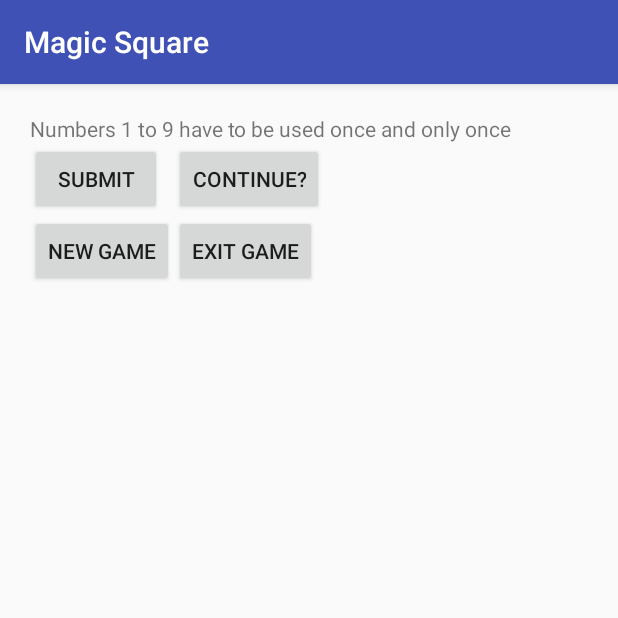
After one commit to mouhamadoulo/magic_square_APP, an Android app: the GameActivity screen opened directly, with no data from a screen before it, on a phone screen of 412 x 824 dp, the top half of it. The commit adds this screen. Run offline under Robolectric (Android 15) with nearby library versions, the phone set to English and light mode, and no system bars.

Commit message:
Ajout de la seconde Activité et de son layout

```diff
--- a/app/src/main/AndroidManifest.xml
+++ b/app/src/main/AndroidManifest.xml
@@ -16,6 +16,7 @@
                 <category android:name="android.intent.category.LAUNCHER" />
             </intent-filter>
         </activity>
+        <activity android:name=".GameActivity" android:label="Magic Square"></activity>
     </application>
 
 </manifest>
--- /dev/null
+++ b/app/src/main/java/com/example/ibrahim/game_app/GameActivity.java
@@ -0,0 +1,17 @@
+package com.example.ibrahim.game_app;
+
+import android.os.Bundle;
+import android.support.v7.app.AppCompatActivity;
+
+
+
+public class GameActivity extends AppCompatActivity {
+
+    @Override
+    protected void onCreate(Bundle savedInstanceState) {
+        super.onCreate(savedInstanceState);
+        setContentView(R.layout.activity_game);
+
+
+    }
+}
--- a/app/src/main/java/com/example/ibrahim/game_app/MainActivity.java
+++ b/app/src/main/java/com/example/ibrahim/game_app/MainActivity.java
@@ -1,13 +1,38 @@
 package com.example.ibrahim.game_app;
 
+import android.content.Intent;
 import android.support.v7.app.AppCompatActivity;
 import android.os.Bundle;
+import android.view.View;
+import android.widget.Button;
 
 public class MainActivity extends AppCompatActivity {
+
+    Button btn_start;
+    Button btn_exit;
 
     @Override
     protected void onCreate(Bundle savedInstanceState) {
         super.onCreate(savedInstanceState);
         setContentView(R.layout.activity_main);
+
+        //récupération des composants de notre GUI
+        btn_start = (Button) findViewById(R.id.btnSTART);
+        btn_exit = (Button) findViewById(R.id.btnEXIT);
+
+        //ajout d'événements sur nos composants
+        btn_start.setOnClickListener(new View.OnClickListener() {
+            @Override
+            public void onClick(View v) {
+                Intent myintent = new Intent(getApplicationContext(),GameActivity.class);
+                startActivity(myintent);
+            }
+        });
+        btn_exit.setOnClickListener(new View.OnClickListener() {
+            @Override
+            public void onClick(View v) {
+                finish();
+            }
+        });
     }
 }
--- /dev/null
+++ b/app/src/main/res/layout/activity_game.xml
@@ -0,0 +1,46 @@
+<?xml version="1.0" encoding="utf-8"?>
+<LinearLayout
+    xmlns:android="http://schemas.android.com/apk/res/android"
+    android:orientation="vertical"
+    android:padding="20dp"
+    android:layout_width="match_parent"
+    android:layout_height="match_parent">
+
+    <TextView
+        android:layout_width="wrap_content"
+        android:layout_height="wrap_content"
+        android:text="Numbers 1 to 9 have to be used once and only once"/>
+
+    <GridLayout
+        android:layout_width="wrap_content"
+        android:layout_height="wrap_content">
+
+    </GridLayout>
+
+    <GridLayout
+        android:layout_width="wrap_content"
+        android:layout_height="wrap_content"
+        android:rowCount="2"
+        android:columnCount="2">
+        <Button
+            android:id="@+id/btnSUBMIT"
+            android:layout_width="wrap_content"
+            android:layout_height="wrap_content"
+            android:text="Submit"/>
+        <Button
+            android:id="@+id/btnCONTINUE"
+            android:layout_width="wrap_content"
+            android:layout_height="wrap_content"
+            android:text="Continue?"/>
+        <Button
+            android:id="@+id/btnNEWGAME"
+            android:layout_width="wrap_content"
+            android:layout_height="wrap_content"
+            android:text="New Game"/>
+        <Button
+            android:id="@+id/btnEXITGAME"
+            android:layout_width="wrap_content"
+            android:layout_height="wrap_content"
+            android:text="Exit Game"/>
+    </GridLayout>
+</LinearLayout>
--- a/app/src/main/res/layout/activity_main.xml
+++ b/app/src/main/res/layout/activity_main.xml
@@ -14,11 +14,13 @@
         android:text="Bienvenue" />
 
     <Button
+        android:id="@+id/btnSTART"
         android:layout_width="match_parent"
         android:layout_height="wrap_content"
         android:text="Start the Game"/>
 
     <Button
+        android:id="@+id/btnEXIT"
         android:layout_width="match_parent"
         android:layout_height="wrap_content"
         android:text="EXIT"/>
```
